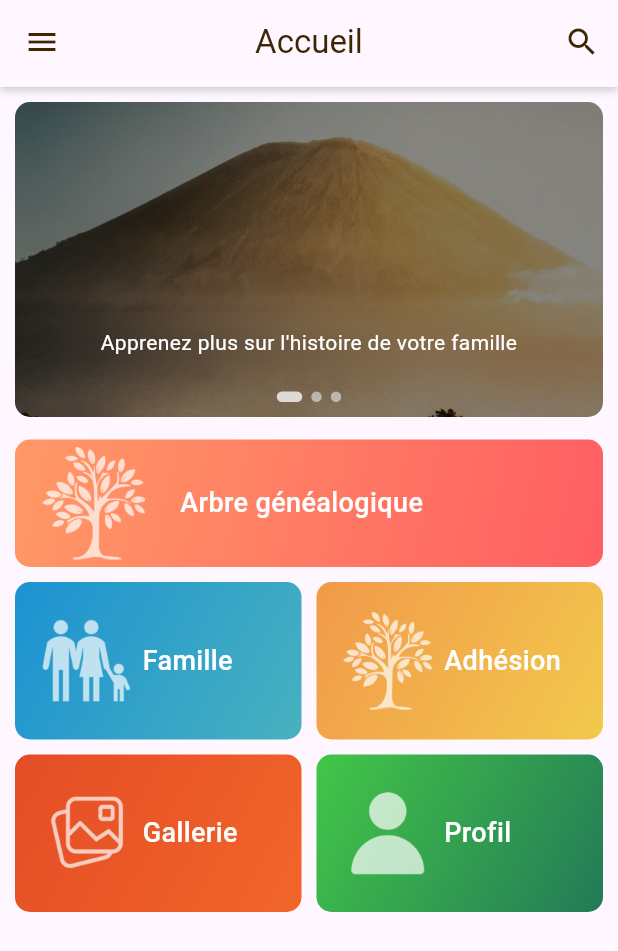
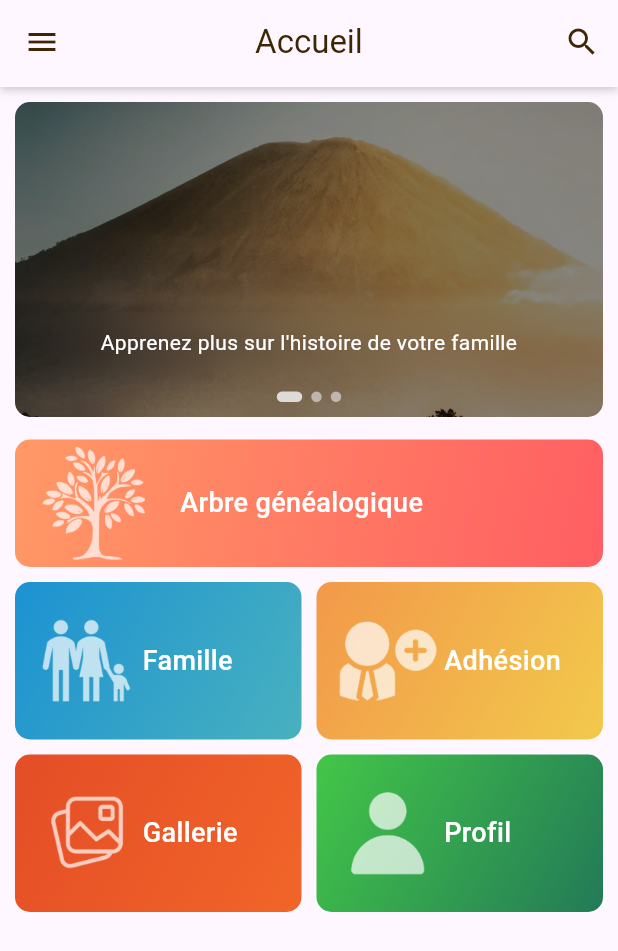
Before and after one commit to DTC-Formation/personal-project-Rojotiana-Tsiverisoa, a Flutter app: the HomePage screen opened by its route, on a phone screen of 412 x 824 dp. Shown: the top 951 px of the screen. Run offline on Flutter 3.47's test engine with Material 2 defaults, Android fonts, the light colour scheme and no system bars; drawn by our look-alikes of carousel_slider.

Commit message:
update homepage

```diff
--- a/lib/app/views/homepage/homepage.dart
+++ b/lib/app/views/homepage/homepage.dart
@@ -286,7 +286,7 @@ class _HomePageState extends State<HomePage> {
                                     width: 65,
                                     height: 65,
                                     child: Image.asset(
-                                      "assets/images/icon/icon_tree.png",
+                                      "assets/images/icon/icon_user_add.png",
                                     ),
                                   ),
                                 ),
```
